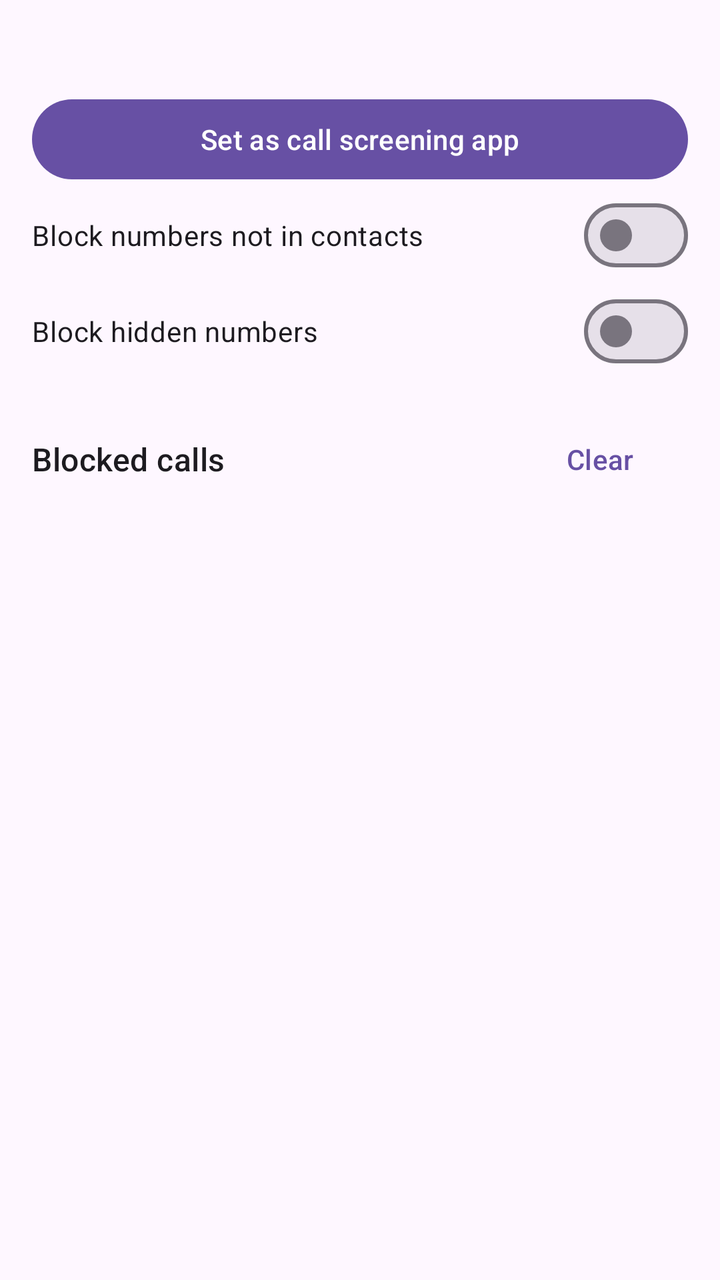
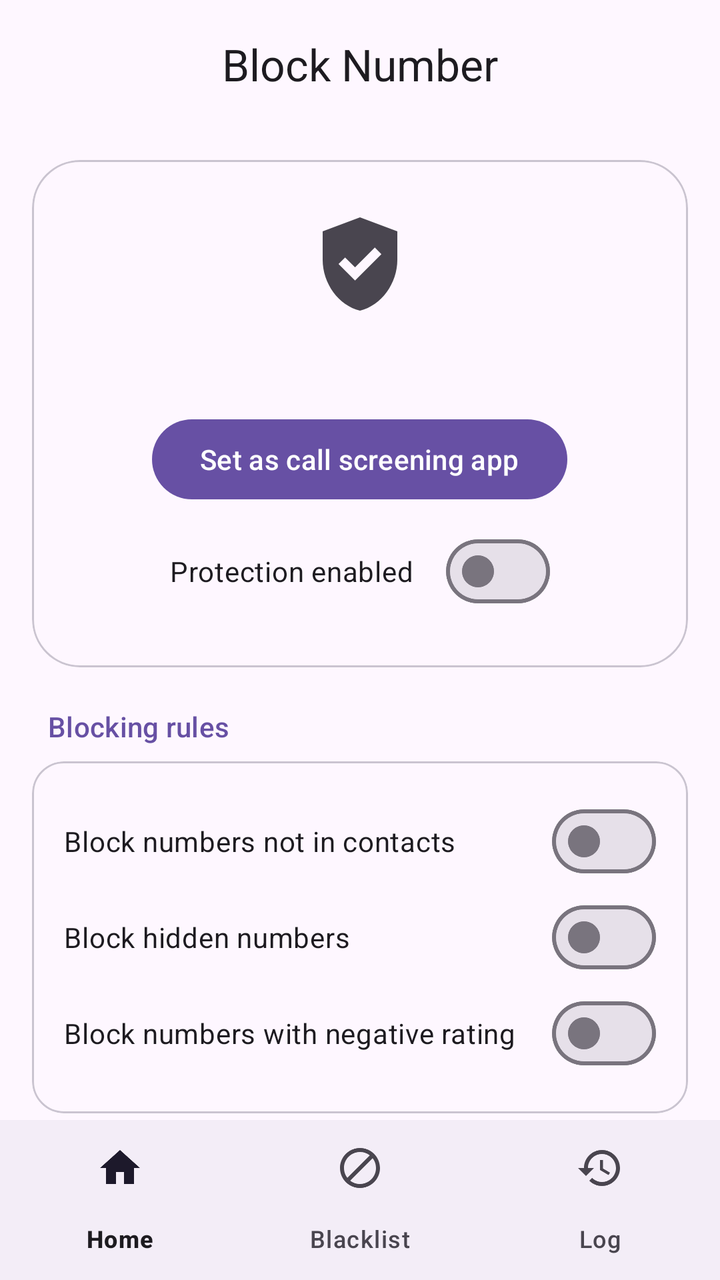

The first picture is an Android layout as it rendered before a commit; the second is the same layout after the commit. The layout source and the unified diff follow.
<!-- AndroidManifest.xml: application theme Theme.BlockNumber -->
<!-- res/layout/activity_main.xml -->
<?xml version="1.0" encoding="utf-8"?>
<LinearLayout xmlns:android="http://schemas.android.com/apk/res/android"
    android:layout_width="match_parent"
    android:layout_height="match_parent"
    android:orientation="vertical"
    android:padding="16dp">

    <TextView
        android:id="@+id/statusText"
        android:layout_width="match_parent"
        android:layout_height="wrap_content"
        android:textAppearance="?attr/textAppearanceTitleMedium"
        android:paddingBottom="8dp" />

    <com.google.android.material.button.MaterialButton
        android:id="@+id/roleButton"
        android:layout_width="match_parent"
        android:layout_height="wrap_content"
        android:text="@string/grant_role" />

    <com.google.android.material.materialswitch.MaterialSwitch
        android:id="@+id/enableSwitch"
        android:layout_width="match_parent"
        android:layout_height="wrap_content"
        android:text="@string/enable_blocking" />

    <com.google.android.material.materialswitch.MaterialSwitch
        android:id="@+id/hiddenSwitch"
        android:layout_width="match_parent"
        android:layout_height="wrap_content"
        android:text="@string/block_hidden" />

    <TextView
        android:id="@+id/simTitle"
        android:layout_width="match_parent"
        android:layout_height="wrap_content"
        android:paddingTop="12dp"
        android:text="@string/sim_section"
        android:textAppearance="?attr/textAppearanceTitleMedium"
        android:visibility="gone" />

    <LinearLayout
        android:id="@+id/simContainer"
        android:layout_width="match_parent"
        android:layout_height="wrap_content"
        android:orientation="vertical" />

    <LinearLayout
        android:layout_width="match_parent"
        android:layout_height="wrap_content"
        android:orientation="horizontal"
        android:paddingTop="16dp"
        android:gravity="center_vertical">

        <TextView
            android:layout_width="0dp"
            android:layout_height="wrap_content"
            android:layout_weight="1"
            android:text="@string/blocked_log"
            android:textAppearance="?attr/textAppearanceTitleMedium" />

        <com.google.android.material.button.MaterialButton
            android:id="@+id/clearButton"
            style="@style/Widget.Material3.Button.TextButton"
            android:layout_width="wrap_content"
            android:layout_height="wrap_content"
            android:text="@string/clear_log" />
    </LinearLayout>

    <androidx.recyclerview.widget.RecyclerView
        android:id="@+id/blockedList"
        android:layout_width="match_parent"
        android:layout_height="0dp"
        android:layout_weight="1" />
</LinearLayout>
<!-- resources referenced by this layout -->
<resources>
  <string name="block_hidden">Block hidden numbers</string>
  <string name="blocked_log">Blocked calls</string>
  <string name="clear_log">Clear</string>
  <string name="enable_blocking">Block numbers not in contacts</string>
  <string name="grant_role">Set as call screening app</string>
  <string name="sim_section">Per-SIM blocking</string>
  <style name="Theme.BlockNumber" parent="Theme.Material3.DayNight.NoActionBar" />
</resources>

<!-- the commit's change to res/layout/activity_main.xml (unified diff, before → after) -->
@@ -1,75 +1,270 @@
 <?xml version="1.0" encoding="utf-8"?>
-<LinearLayout xmlns:android="http://schemas.android.com/apk/res/android"
+<androidx.coordinatorlayout.widget.CoordinatorLayout
+    xmlns:android="http://schemas.android.com/apk/res/android"
+    xmlns:app="http://schemas.android.com/apk/res-auto"
     android:layout_width="match_parent"
-    android:layout_height="match_parent"
-    android:orientation="vertical"
-    android:padding="16dp">
-
-    <TextView
-        android:id="@+id/statusText"
+    android:layout_height="match_parent">
+
+    <com.google.android.material.appbar.AppBarLayout
+        android:id="@+id/appBar"
         android:layout_width="match_parent"
         android:layout_height="wrap_content"
-        android:textAppearance="?attr/textAppearanceTitleMedium"
-        android:paddingBottom="8dp" />
-
-    <com.google.android.material.button.MaterialButton
-        android:id="@+id/roleButton"
+        app:liftOnScroll="true">
+
+        <com.google.android.material.appbar.MaterialToolbar
+            android:id="@+id/toolbar"
+            android:layout_width="match_parent"
+            android:layout_height="?attr/actionBarSize"
+            app:title="@string/app_name"
+            app:titleCentered="true" />
+    </com.google.android.material.appbar.AppBarLayout>
+
+    <FrameLayout
+        android:layout_width="match_parent"
+        android:layout_height="match_parent"
+        app:layout_behavior="@string/appbar_scrolling_view_behavior">
+
+        
+        <androidx.core.widget.NestedScrollView
+            android:id="@+id/pageHome"
+            android:layout_width="match_parent"
+            android:layout_height="match_parent"
+            android:clipToPadding="false"
+            android:paddingBottom="96dp">
+
+            <LinearLayout
+                android:layout_width="match_parent"
+                android:layout_height="wrap_content"
+                android:orientation="vertical"
+                android:padding="16dp">
+
+                
+                <com.google.android.material.card.MaterialCardView
+                    android:id="@+id/statusCard"
+                    android:layout_width="match_parent"
+                    android:layout_height="wrap_content"
+                    app:cardCornerRadius="24dp"
+                    app:cardElevation="0dp">
+
+                    <LinearLayout
+                        android:layout_width="match_parent"
+                        android:layout_height="wrap_content"
+                        android:orientation="vertical"
+                        android:gravity="center"
+                        android:padding="24dp">
+
+                        <ImageView
+                            android:id="@+id/statusIcon"
+                            android:layout_width="56dp"
+                            android:layout_height="56dp"
+                            android:src="@drawable/ic_shield_check"
+                            android:contentDescription="@string/app_name" />
+
+                        <TextView
+                            android:id="@+id/statusText"
+                            android:layout_width="match_parent"
+                            android:layout_height="wrap_content"
+                            android:layout_marginTop="12dp"
+                            android:gravity="center"
+                            android:textAppearance="?attr/textAppearanceTitleMedium" />
+
+                        <com.google.android.material.button.MaterialButton
+                            android:id="@+id/roleButton"
+                            android:layout_width="wrap_content"
+                            android:layout_height="wrap_content"
+                            android:layout_marginTop="12dp"
+                            android:text="@string/grant_role" />
+
+                        <com.google.android.material.materialswitch.MaterialSwitch
+                            android:id="@+id/enableSwitch"
+                            android:layout_width="wrap_content"
+                            android:layout_height="wrap_content"
+                            android:layout_marginTop="8dp"
+                            android:text="@string/enable_blocking" />
+                    </LinearLayout>
+                </com.google.android.material.card.MaterialCardView>
+
+                
+                <TextView
+                    style="@style/SectionHeader"
+                    android:text="@string/section_rules" />
+
+                <com.google.android.material.card.MaterialCardView
+                    style="@style/SettingsCard">
+
+                    <LinearLayout
+                        style="@style/SettingsCardInner">
+
+                        <com.google.android.material.materialswitch.MaterialSwitch
+                            android:id="@+id/unknownSwitch"
+                            style="@style/SettingSwitch"
+                            android:text="@string/block_unknown" />
+
+                        <com.google.android.material.materialswitch.MaterialSwitch
+                            android:id="@+id/hiddenSwitch"
+                            style="@style/SettingSwitch"
+                            android:text="@string/block_hidden" />
+
+                        <com.google.android.material.materialswitch.MaterialSwitch
+                            android:id="@+id/ratingSwitch"
+                            style="@style/SettingSwitch"
+                            android:text="@string/block_by_rating" />
+                    </LinearLayout>
+                </com.google.android.material.card.MaterialCardView>
+
+                
+                <TextView
+                    style="@style/SectionHeader"
+                    android:text="@string/section_notifications" />
+
+                <com.google.android.material.card.MaterialCardView
+                    style="@style/SettingsCard">
+
+                    <LinearLayout
+                        style="@style/SettingsCardInner">
+
+                        <com.google.android.material.materialswitch.MaterialSwitch
+                            android:id="@+id/callerInfoSwitch"
+                            style="@style/SettingSwitch"
+                            android:text="@string/notify_caller_info" />
+
+                        <com.google.android.material.materialswitch.MaterialSwitch
+                            android:id="@+id/notifyBlockedSwitch"
+                            style="@style/SettingSwitch"
+                            android:text="@string/notify_blocked" />
+                    </LinearLayout>
+                </com.google.android.material.card.MaterialCardView>
+
+                
+                <TextView
+                    style="@style/SectionHeader"
+                    android:text="@string/section_database" />
+
+                <com.google.android.material.card.MaterialCardView
+                    style="@style/SettingsCard">
+
+                    <LinearLayout
+                        style="@style/SettingsCardInner">
+
+                        <TextView
+                            android:id="@+id/dbStatusText"
+                            android:layout_width="match_parent"
+                            android:layout_height="wrap_content"
+                            android:textAppearance="?attr/textAppearanceBodyMedium" />
+
+                        <com.google.android.material.materialswitch.MaterialSwitch
+                            android:id="@+id/autoUpdateSwitch"
+                            style="@style/SettingSwitch"
+                            android:text="@string/auto_update_db" />
+
+                        <com.google.android.material.button.MaterialButton
+                            android:id="@+id/updateDbButton"
+                            style="@style/Widget.Material3.Button.TonalButton"
+                            android:layout_width="wrap_content"
+                            android:layout_height="wrap_content"
+                            android:layout_marginTop="8dp"
+                            android:text="@string/update_db_now"
+                            app:icon="@drawable/ic_sync" />
+                    </LinearLayout>
+                </com.google.android.material.card.MaterialCardView>
+
+                
+                <TextView
+                    android:id="@+id/simTitle"
+                    style="@style/SectionHeader"
+                    android:text="@string/sim_section"
+                    android:visibility="gone" />
+
+                <com.google.android.material.card.MaterialCardView
+                    android:id="@+id/simCard"
+                    style="@style/SettingsCard"
+                    android:visibility="gone">
+
+                    <LinearLayout
+                        android:id="@+id/simContainer"
+                        style="@style/SettingsCardInner" />
+                </com.google.android.material.card.MaterialCardView>
+            </LinearLayout>
+        </androidx.core.widget.NestedScrollView>
+
+        
+        <FrameLayout
+            android:id="@+id/pageBlacklist"
+            android:layout_width="match_parent"
+            android:layout_height="match_parent"
+            android:visibility="gone">
+
+            <androidx.recyclerview.widget.RecyclerView
+                android:id="@+id/blacklistList"
+                android:layout_width="match_parent"
+                android:layout_height="match_parent"
+                android:clipToPadding="false"
+                android:paddingHorizontal="16dp"
+                android:paddingTop="8dp"
+                android:paddingBottom="96dp" />
+
+            <LinearLayout
+                android:id="@+id/blacklistEmpty"
+                style="@style/EmptyState">
+
+                <ImageView
+                    style="@style/EmptyStateIcon"
+                    android:src="@drawable/ic_block"
+                    android:contentDescription="@string/nav_blacklist" />
+
+                <TextView
+                    style="@style/EmptyStateText"
+                    android:text="@string/blacklist_empty" />
+            </LinearLayout>
+        </FrameLayout>
+
+        
+        <FrameLayout
+            android:id="@+id/pageLog"
+            android:layout_width="match_parent"
+            android:layout_height="match_parent"
+            android:visibility="gone">
+
+            <androidx.recyclerview.widget.RecyclerView
+                android:id="@+id/blockedList"
+                android:layout_width="match_parent"
+                android:layout_height="match_parent"
+                android:clipToPadding="false"
+                android:paddingHorizontal="16dp"
+                android:paddingTop="8dp"
+                android:paddingBottom="96dp" />
+
+            <LinearLayout
+                android:id="@+id/logEmpty"
+                style="@style/EmptyState">
+
+                <ImageView
+                    style="@style/EmptyStateIcon"
+                    android:src="@drawable/ic_history"
+                    android:contentDescription="@string/nav_log" />
+
+                <TextView
+                    style="@style/EmptyStateText"
+                    android:text="@string/log_empty" />
+            </LinearLayout>
+        </FrameLayout>
+    </FrameLayout>
+
+    <com.google.android.material.floatingactionbutton.FloatingActionButton
+        android:id="@+id/addBlacklistFab"
+        android:layout_width="wrap_content"
+        android:layout_height="wrap_content"
+        android:layout_gravity="bottom|end"
+        android:layout_margin="16dp"
+        android:contentDescription="@string/add_blacklist_title"
+        android:layout_marginBottom="96dp"
+        android:src="@drawable/ic_add"
+        android:visibility="gone" />
+
+    <com.google.android.material.bottomnavigation.BottomNavigationView
+        android:id="@+id/bottomNav"
         android:layout_width="match_parent"
         android:layout_height="wrap_content"
-        android:text="@string/grant_role" />
-
-    <com.google.android.material.materialswitch.MaterialSwitch
-        android:id="@+id/enableSwitch"
-        android:layout_width="match_parent"
-        android:layout_height="wrap_content"
-        android:text="@string/enable_blocking" />
-
-    <com.google.android.material.materialswitch.MaterialSwitch
-        android:id="@+id/hiddenSwitch"
-        android:layout_width="match_parent"
-        android:layout_height="wrap_content"
-        android:text="@string/block_hidden" />
-
-    <TextView
-        android:id="@+id/simTitle"
-        android:layout_width="match_parent"
-        android:layout_height="wrap_content"
-        android:paddingTop="12dp"
-        android:text="@string/sim_section"
-        android:textAppearance="?attr/textAppearanceTitleMedium"
-        android:visibility="gone" />
-
-    <LinearLayout
-        android:id="@+id/simContainer"
-        android:layout_width="match_parent"
-        android:layout_height="wrap_content"
-        android:orientation="vertical" />
-
-    <LinearLayout
-        android:layout_width="match_parent"
-        android:layout_height="wrap_content"
-        android:orientation="horizontal"
-        android:paddingTop="16dp"
-        android:gravity="center_vertical">
-
-        <TextView
-            android:layout_width="0dp"
-            android:layout_height="wrap_content"
-            android:layout_weight="1"
-            android:text="@string/blocked_log"
-            android:textAppearance="?attr/textAppearanceTitleMedium" />
-
-        <com.google.android.material.button.MaterialButton
-            android:id="@+id/clearButton"
-            style="@style/Widget.Material3.Button.TextButton"
-            android:layout_width="wrap_content"
-            android:layout_height="wrap_content"
-            android:text="@string/clear_log" />
-    </LinearLayout>
-
-    <androidx.recyclerview.widget.RecyclerView
-        android:id="@+id/blockedList"
-        android:layout_width="match_parent"
-        android:layout_height="0dp"
-        android:layout_weight="1" />
-</LinearLayout>
+        android:layout_gravity="bottom"
+        app:menu="@menu/bottom_nav" />
+</androidx.coordinatorlayout.widget.CoordinatorLayout>
<!-- resource entries referenced after the edit -->
@@ -1,11 +1,78 @@
 <!-- resources referenced by this layout -->
 <resources>
+  <!-- drawable ic_add (drawable) -->
+  <?xml version="1.0" encoding="utf-8"?>
+  <vector xmlns:android="http://schemas.android.com/apk/res/android"
+      android:width="24dp" android:height="24dp"
+      android:viewportWidth="24" android:viewportHeight="24"
+      android:tint="?attr/colorControlNormal">
+      <path android:fillColor="@android:color/white" android:pathData="M19,13h-6v6h-2v-6H5v-2h6V5h2v6h6v2z" />
+  </vector>
+  <string name="add_blacklist_title">Add to blacklist</string>
+  <string name="app_name">Block Number</string>
+  <string name="auto_update_db">Auto-update database daily</string>
+  <string name="blacklist_empty">Blacklist is empty.\nAdd numbers or patterns with the + button.</string>
+  <string name="block_by_rating">Block numbers with negative rating</string>
   <string name="block_hidden">Block hidden numbers</string>
-  <string name="blocked_log">Blocked calls</string>
-  <string name="clear_log">Clear</string>
-  <string name="enable_blocking">Block numbers not in contacts</string>
+  <string name="block_unknown">Block numbers not in contacts</string>
+  <string name="enable_blocking">Protection enabled</string>
   <string name="grant_role">Set as call screening app</string>
+  <string name="log_empty">No blocked calls yet</string>
+  <string name="nav_blacklist">Blacklist</string>
+  <string name="nav_log">Log</string>
+  <string name="notify_blocked">Notify when a call is blocked</string>
+  <string name="notify_caller_info">Show caller info while ringing</string>
+  <string name="section_database">Spam number database</string>
+  <string name="section_notifications">Notifications</string>
+  <string name="section_rules">Blocking rules</string>
   <string name="sim_section">Per-SIM blocking</string>
+  <string name="update_db_now">Update now</string>
+  <style name="EmptyState">
+          <item name="android:layout_width">match_parent</item>
+          <item name="android:layout_height">match_parent</item>
+          <item name="android:orientation">vertical</item>
+          <item name="android:gravity">center</item>
+          <item name="android:padding">32dp</item>
+      </style>
+  <style name="EmptyStateIcon">
+          <item name="android:layout_width">64dp</item>
+          <item name="android:layout_height">64dp</item>
+          <item name="android:alpha">0.4</item>
+      </style>
+  <style name="EmptyStateText">
+          <item name="android:layout_width">wrap_content</item>
+          <item name="android:layout_height">wrap_content</item>
+          <item name="android:layout_marginTop">16dp</item>
+          <item name="android:gravity">center</item>
+          <item name="android:textAppearance">?attr/textAppearanceBodyLarge</item>
+          <item name="android:textColor">?android:attr/textColorSecondary</item>
+      </style>
+  <style name="SectionHeader">
+          <item name="android:layout_width">match_parent</item>
+          <item name="android:layout_height">wrap_content</item>
+          <item name="android:paddingTop">20dp</item>
+          <item name="android:paddingBottom">8dp</item>
+          <item name="android:paddingStart">8dp</item>
+          <item name="android:textAppearance">?attr/textAppearanceTitleSmall</item>
+          <item name="android:textColor">?attr/colorPrimary</item>
+      </style>
+  <style name="SettingSwitch">
+          <item name="android:layout_width">match_parent</item>
+          <item name="android:layout_height">wrap_content</item>
+          <item name="android:paddingVertical">6dp</item>
+      </style>
+  <style name="SettingsCard">
+          <item name="android:layout_width">match_parent</item>
+          <item name="android:layout_height">wrap_content</item>
+          <item name="cardCornerRadius">16dp</item>
+          <item name="cardElevation">0dp</item>
+      </style>
+  <style name="SettingsCardInner">
+          <item name="android:layout_width">match_parent</item>
+          <item name="android:layout_height">wrap_content</item>
+          <item name="android:orientation">vertical</item>
+          <item name="android:padding">16dp</item>
+      </style>
   <style name="Theme.BlockNumber" parent="Theme.Material3.DayNight.NoActionBar" />
 </resources>
 
